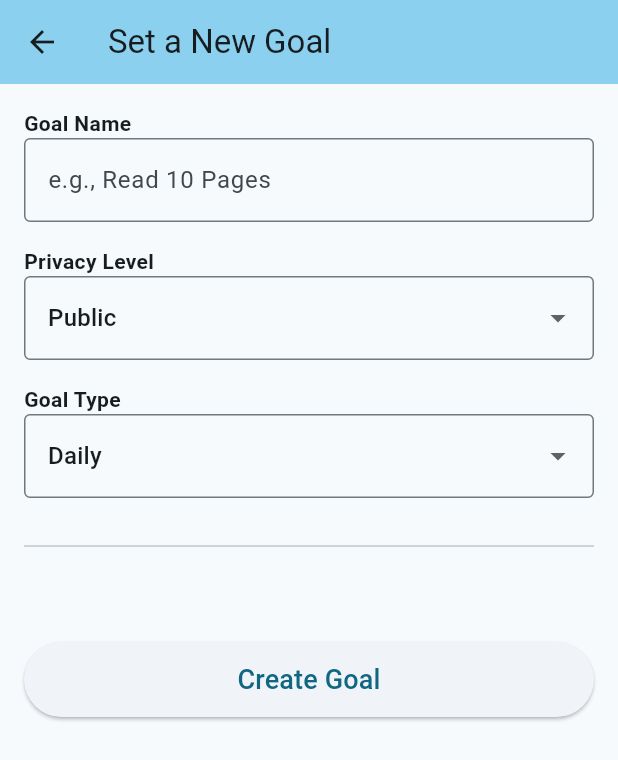
After one commit to jaredroth98/Make-It-Happen, a Flutter app: the screen it shows after launch, after a tap on the "add" icon, on a phone screen of 412 x 824 dp. The commit adds this screen. Shown: the top 760 px of the screen. Run offline on Flutter 3.47's test engine with Material 3 defaults, Android fonts, the phone set to English and light mode, and no system bars.

Commit message:
Fix goal creation

```diff
--- a/lib/models/goal.dart
+++ b/lib/models/goal.dart
@@ -1,13 +1,17 @@
+enum PrivacyLevel { public, private, hidden }
+
 /// Every goal will share these properties
 abstract class Goal {
   String id;
   String title;
   DateTime createdAt;
+  PrivacyLevel privacy;
 
   Goal({
     required this.id,
     required this.title,
     required this.createdAt,
+    this.privacy = PrivacyLevel.public,
   });
 
   double calculateProgress();
@@ -39,6 +43,7 @@ class ObjectiveGoal extends Goal {
     required super.id,
     required super.title,
     required super.createdAt,
+    super.privacy,
     this.targetCompletionDate,
     this.checkpoints = const [],
     this.requireSequentialCheckpoints = false,
@@ -76,6 +81,7 @@ class DailyGoal extends Goal {
     required super.id,
     required super.title,
     required super.createdAt,
+    super.privacy,
     Set<DateTime>? completedDates,
   }) : completedDates = completedDates ?? {};
 
@@ -133,6 +139,7 @@ class AvoidanceGoal extends Goal {
     required super.id,
     required super.title,
     required super.createdAt,
+    super.privacy,
     Set<DateTime>? failedDates,
     Set<DateTime>? generatedCheatDays,
     this.cheatStrategy = CheatDayStrategy.none,
@@ -209,6 +216,7 @@ class IrregularGoal extends Goal {
     required super.id,
     required super.title,
     required super.createdAt,
+    super.privacy,
     Set<DateTime>? completedDates,
     required this.scheduleType,
     this.allowedWeekdays,
@@ -255,6 +263,7 @@ class CumulativeGoal extends Goal {
     required super.id,
     required super.title,
     required super.createdAt,
+    super.privacy,
     required this.targetAmount,
     this.deadline,
     Map<DateTime, double>? progressLog,
--- /dev/null
+++ b/lib/screens/add_goal_screen.dart
@@ -0,0 +1,168 @@
+import 'package:flutter/material.dart';
+import '../models/goal.dart'; // Import your data models
+
+class AddGoalScreen extends StatefulWidget {
+  const AddGoalScreen({super.key});
+
+  @override
+  State<AddGoalScreen> createState() => _AddGoalScreenState();
+}
+
+class _AddGoalScreenState extends State<AddGoalScreen> {
+  // Controllers read the text the user types
+  final _titleController = TextEditingController();
+
+  // Default Selections
+  String _selectedGoalType = 'Daily';
+  PrivacyLevel _selectedPrivacy = PrivacyLevel.public;
+
+  // Dynamic States for specific goals
+  bool _requireSequential = false; // For Objective Goals
+  CheatDayStrategy _cheatStrategy = CheatDayStrategy.none; // For Avoidance
+
+  // A list of all goal types for the dropdown
+  final List<String> _goalTypes = ['Daily', 'Objective', 'Avoidance', 'Irregular', 'Cumulative'];
+
+  @override
+  void dispose() {
+    // Always dispose controllers to prevent memory leaks
+    _titleController.dispose();
+    super.dispose();
+  }
+
+  @override
+  Widget build(BuildContext context) {
+    return Scaffold(
+      appBar: AppBar(
+        title: const Text('Set a New Goal'),
+        backgroundColor: Theme.of(context).colorScheme.inversePrimary,
+      ),
+
+      // A scrollable view so the keyboard doesn't cover the inputs
+      body: SingleChildScrollView(
+        padding: const EdgeInsets.all(16.0),
+        child: Column(
+          crossAxisAlignment: CrossAxisAlignment.start,
+          children: [
+
+            /// --- 1. UNIVERSAL SETTINGS (Applies to all goals) ---
+            const Text("Goal Name", style: TextStyle(fontWeight: FontWeight.bold)),
+            TextField(
+              controller: _titleController,
+              decoration: const InputDecoration(
+                hintText: "e.g., Read 10 Pages",
+                border: OutlineInputBorder(),
+              ),
+            ),
+            const SizedBox(height: 16),
+
+            const Text("Privacy Level", style: TextStyle(fontWeight: FontWeight.bold)),
+            DropdownButtonFormField<PrivacyLevel>(
+              value: _selectedPrivacy,
+              decoration: const InputDecoration(border: OutlineInputBorder()),
+              items: PrivacyLevel.values.map((PrivacyLevel level) {
+                String displayName = level.name[0].toUpperCase() + level.name.substring(1);
+
+                return DropdownMenuItem(
+                  value: level,
+                  child: Text(displayName), // e.g., PUBLIC
+                );
+              }).toList(),
+              onChanged: (newValue) {
+                setState(() => _selectedPrivacy = newValue!);
+              },
+            ),
+            const SizedBox(height: 16),
+
+            const Text("Goal Type", style: TextStyle(fontWeight: FontWeight.bold)),
+            DropdownButtonFormField<String>(
+              value: _selectedGoalType,
+              decoration: const InputDecoration(border: OutlineInputBorder()),
+              items: _goalTypes.map((String type) {
+                return DropdownMenuItem(value: type, child: Text(type));
+              }).toList(),
+              onChanged: (newValue) {
+                setState(() => _selectedGoalType = newValue!);
+              },
+            ),
+            const SizedBox(height: 24),
+            const Divider(),
+            const SizedBox(height: 16),
+
+            /// --- 2. DYNAMIC SETTINGS (Changes based on Goal Type) ---
+
+            // If they chose Objective, show this section
+            if (_selectedGoalType == 'Objective') ...[
+              const Text("Objective Settings", style: TextStyle(fontWeight: FontWeight.bold, fontSize: 18, color: Colors.blueGrey)),
+              SwitchListTile(
+                title: const Text("Require sequential checkpoints?"),
+                subtitle: const Text("Checkpoints must be completed in order."),
+                value: _requireSequential,
+                onChanged: (bool value) {
+                  setState(() => _requireSequential = value);
+                },
+              ),
+              // You can add a button here later to dynamically add checkpoints to a list
+            ],
+
+            // If they chose Avoidance, show this section
+            if (_selectedGoalType == 'Avoidance') ...[
+              const Text("Avoidance Settings", style: TextStyle(fontWeight: FontWeight.bold, fontSize: 18, color: Colors.blueGrey)),
+              const SizedBox(height: 8),
+              const Text("Cheat Day Strategy"),
+              DropdownButtonFormField<CheatDayStrategy>(
+                value: _cheatStrategy,
+                decoration: const InputDecoration(border: OutlineInputBorder()),
+                items: CheatDayStrategy.values.map((strategy) {
+                  return DropdownMenuItem(value: strategy, child: Text(strategy.name));
+                }).toList(),
+                onChanged: (newValue) {
+                  setState(() => _cheatStrategy = newValue!);
+                },
+              ),
+            ],
+
+            const SizedBox(height: 40),
+
+            /// --- 3. SAVE BUTTON ---
+            SizedBox(
+              width: double.infinity,
+              height: 50,
+              child: ElevatedButton(
+                onPressed: () {
+                  // 1. Create a unique ID (Using the current time is a great MVP trick)
+                  String newId = DateTime.now().millisecondsSinceEpoch.toString();
+                  String title = _titleController.text;
+
+                  // Fallback in case they leave it completely blank
+                  if (title.isEmpty) title = "My New Goal";
+
+                  Goal ? createdGoal;
+
+                  // 2. Build the correct object based on their selection
+                  if (_selectedGoalType == 'Daily') {
+                    createdGoal = DailyGoal(id: newId, title: title, createdAt: DateTime.now(), privacy: _selectedPrivacy);
+                  } else if (_selectedGoalType == 'Objective') {
+                    createdGoal = ObjectiveGoal(id: newId, title: title, createdAt: DateTime.now(), privacy: _selectedPrivacy, requireSequentialCheckpoints: _requireSequential);
+                  } else if (_selectedGoalType == 'Avoidance') {
+                    createdGoal = AvoidanceGoal(id: newId, title: title, createdAt: DateTime.now(), privacy: _selectedPrivacy, cheatStrategy: _cheatStrategy);
+                  } else if (_selectedGoalType == 'Irregular') {
+                    // Using a dummy default for MVP so it doesn't crash
+                    createdGoal = IrregularGoal(id: newId, title: title, createdAt: DateTime.now(), privacy: _selectedPrivacy, scheduleType: IrregularScheduleType.specificDays);
+                  } else if (_selectedGoalType == 'Cumulative') {
+                    // Using a dummy target of 100 for MVP
+                    createdGoal = CumulativeGoal(id: newId, title: title, createdAt: DateTime.now(), privacy: _selectedPrivacy, targetAmount: 100);
+                  }
+
+                  // 3. Close the screen and hand the object back to the previous screen
+                  Navigator.pop(context, createdGoal);
+                },
+                child: const Text('Create Goal', style: TextStyle(fontSize: 18)),
+              ),
+            ),
+          ],
+        ),
+      ),
+    );
+  }
+}
--- a/lib/screens/goals_screen.dart
+++ b/lib/screens/goals_screen.dart
@@ -1,5 +1,6 @@
 import 'package:flutter/material.dart';
 import '../models/goal.dart';
+import 'add_goal_screen.dart';
 
 class GoalsScreen extends StatefulWidget {
   const GoalsScreen({super.key});
@@ -32,8 +33,9 @@ class _GoalsScreenState extends State<GoalsScreen> {
 
   @override
   Widget build(BuildContext context) {
+    return Scaffold(
     // The UI
-    return ListView.builder(
+      body: ListView.builder(
         padding: const EdgeInsets.all(16.0),
         itemCount: _myGoals.length,
         itemBuilder: (context,index) {
@@ -74,6 +76,27 @@ class _GoalsScreenState extends State<GoalsScreen> {
             ),
           );
         },
+      ),
+
+      floatingActionButton: FloatingActionButton(
+        // Notice the 'async' keyword. This tells Flutter "This button triggers an action that takes time."
+        onPressed: () async {
+          // 'await' pauses this specific function until the AddGoalScreen closes
+          final newGoal = await Navigator.push(
+            context,
+            MaterialPageRoute(builder: (context) => const AddGoalScreen()),
+          );
+
+          // If the user actually created a goal (and didn't just hit the back arrow to cancel)
+          if (newGoal != null && newGoal is Goal) {
+            // setState tells the screen to redraw itself with the new data!
+            setState(() {
+              _myGoals.add(newGoal);
+            });
+          }
+        },
+        child: const Icon(Icons.add),
+      ),
     );
   }
 }
```
Lines whose indentation alone changed are shown as unchanged.
